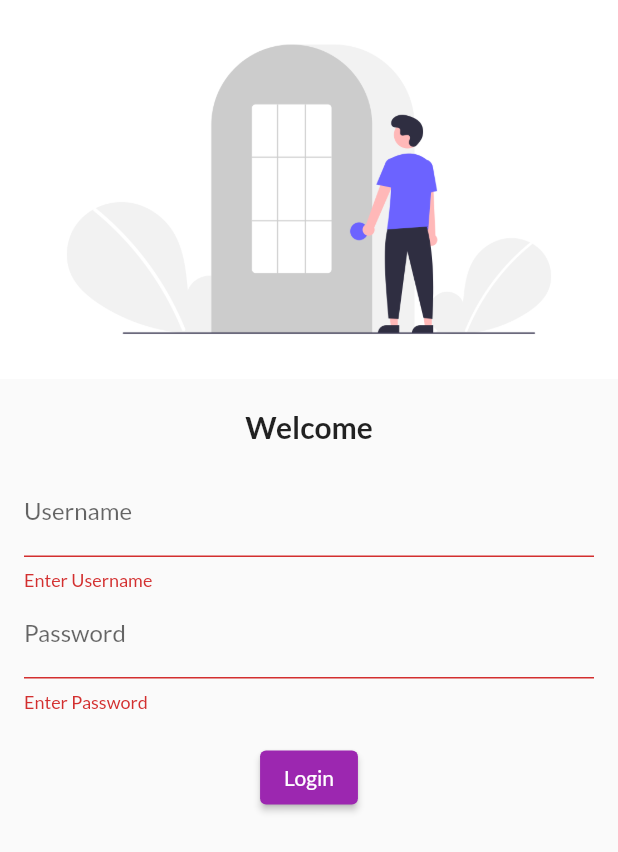
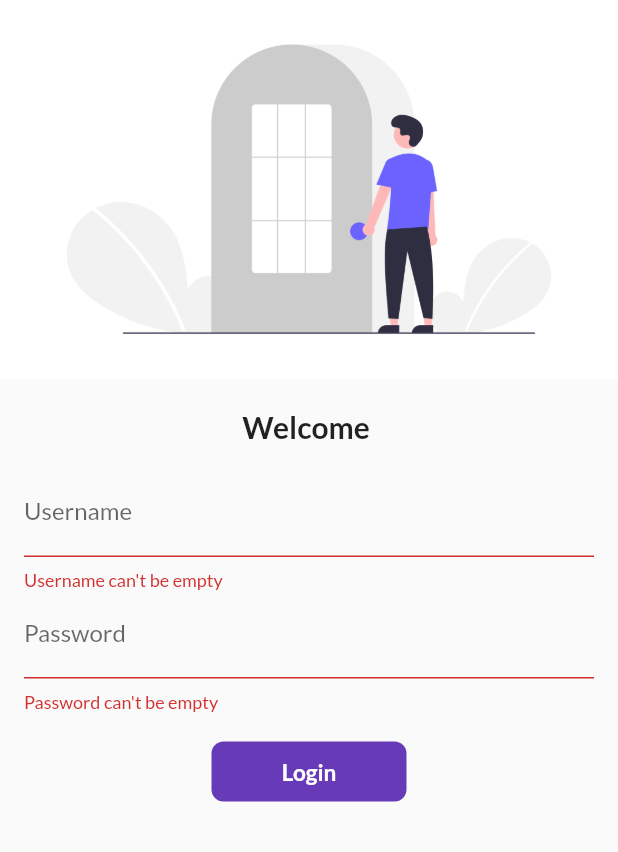
Before and after one commit to Senthamil29/Flutter, a Flutter app: the screen it shows after launch, after a tap on "Login", on a phone screen of 412 x 824 dp. Shown: the top 852 px of the screen. Run offline on Flutter 3.47's test engine with Material 2 defaults, Android fonts, the phone set to English and light mode, and no system bars; our stand-ins replace google_fonts.

Commit message:
Day 6 completed

```diff
--- a/lib/pages/loginPage.dart
+++ b/lib/pages/loginPage.dart
@@ -1,12 +1,19 @@
 import 'package:flutter/material.dart';
 import 'package:learn_flutter_30days/utilis/routes.dart';
 
-class LoginPage extends StatelessWidget {
+class LoginPage extends StatefulWidget {
   const LoginPage({super.key});
 
   @override
+  State<StatefulWidget> createState() => MyLoginPage();
+}
+
+class MyLoginPage extends State<LoginPage> {
+  final formKey = GlobalKey<FormState>();
+  String name = "";
+  bool buttonClicked = false;
+
   Widget build(BuildContext context) {
-    final formKey = GlobalKey<FormState>();
     return Material(
         child: SingleChildScrollView(
       child: Form(
@@ -21,7 +28,7 @@ class LoginPage extends StatelessWidget {
               height: 20,
             ),
             Text(
-              "Welcome",
+              "Welcome $name",
               style: TextStyle(fontSize: 20, fontWeight: FontWeight.bold),
             ),
             Padding(
@@ -29,11 +36,15 @@ class LoginPage extends StatelessWidget {
               child: Column(
                 children: [
                   TextFormField(
+                      onChanged: (value) {
+                        name = value;
+                        setState(() {});
+                      },
                       decoration: InputDecoration(
                           labelText: "Username", hintText: "Enter Username"),
                       validator: (value) {
                         if (value!.isEmpty) {
-                          return "Enter Username";
+                          return "Username can't be empty";
                         }
                       }),
                   TextFormField(
@@ -42,20 +53,58 @@ class LoginPage extends StatelessWidget {
                         labelText: "Password", hintText: "Enter Password"),
                     validator: (value) {
                       if (value!.isEmpty) {
-                        return "Enter Password";
+                        return "Password can't be empty";
+                      } else if (value.length < 6) {
+                        return "Password length should be atleast 6 characters";
                       }
                     },
                   ),
                   SizedBox(
                     height: 20.0,
                   ),
-                  ElevatedButton(
-                      onPressed: () {
-                        if (formKey.currentState!.validate()) {
-                          Navigator.pushNamed(context, MyRoute.homeRoute);
-                        }
-                      },
-                      child: Text("Login"))
+                  // ElevatedButton(
+                  //     onPressed: () {
+                  //       if (formKey.currentState!.validate()) {
+                  //         Navigator.pushNamed(context, MyRoute.homeRoute);
+                  //       }
+                  //     },
+                  //     child: Text("Login"))
+
+                  InkWell(
+                    onTap: () async {
+                      if (formKey.currentState!.validate()) {
+                        setState(() {
+                          buttonClicked = true;
+                        });
+                        await Future.delayed(Duration(seconds: 1));
+                        Navigator.pushNamed(context, MyRoute.homeRoute);
+                      }
+                    },
+                    child: AnimatedContainer(
+                      duration: Duration(seconds: 1),
+                      width: buttonClicked ? 40 : 130,
+                      height: 40,
+                      alignment: Alignment.center,
+                      child: buttonClicked
+                          ? Icon(
+                              Icons.done,
+                              color: Colors.white,
+                            )
+                          : Text(
+                              "Login",
+                              style: TextStyle(
+                                color: Colors.white,
+                                fontSize: 15,
+                                fontWeight: FontWeight.bold,
+                              ),
+                            ),
+                      decoration: BoxDecoration(
+                        color: Colors.deepPurple,
+                        borderRadius:
+                            BorderRadius.circular(buttonClicked ? 50 : 8),
+                      ),
+                    ),
+                  ),
                 ],
               ),
             ),
--- a/lib/utilis/routes.dart
+++ b/lib/utilis/routes.dart
@@ -1,3 +1,5 @@
+import 'package:flutter/src/widgets/framework.dart';
+
 class MyRoute {
   static String homeRoute = "/home";
   static String loginRoute = "/login";
```
